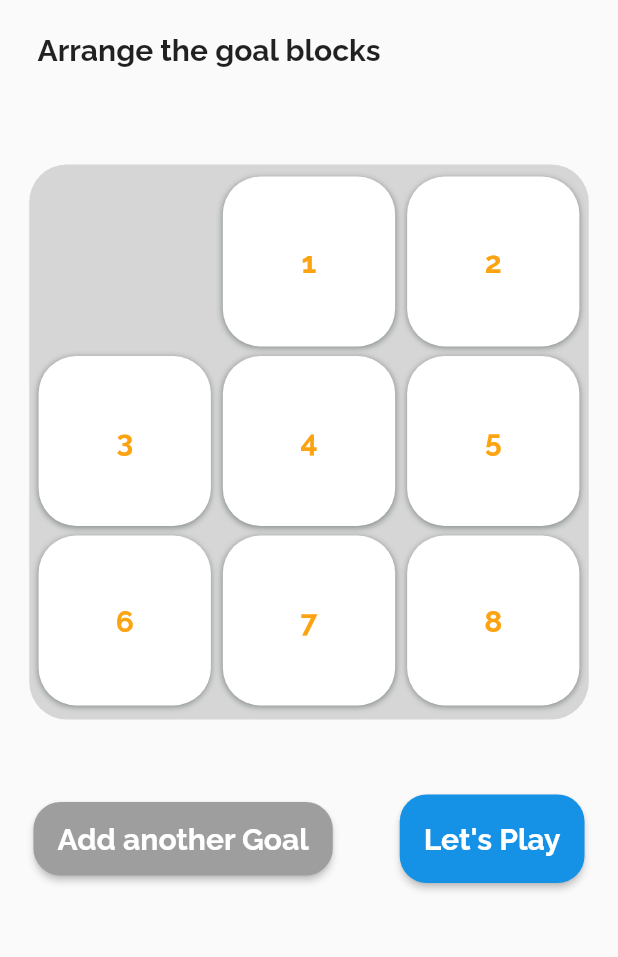
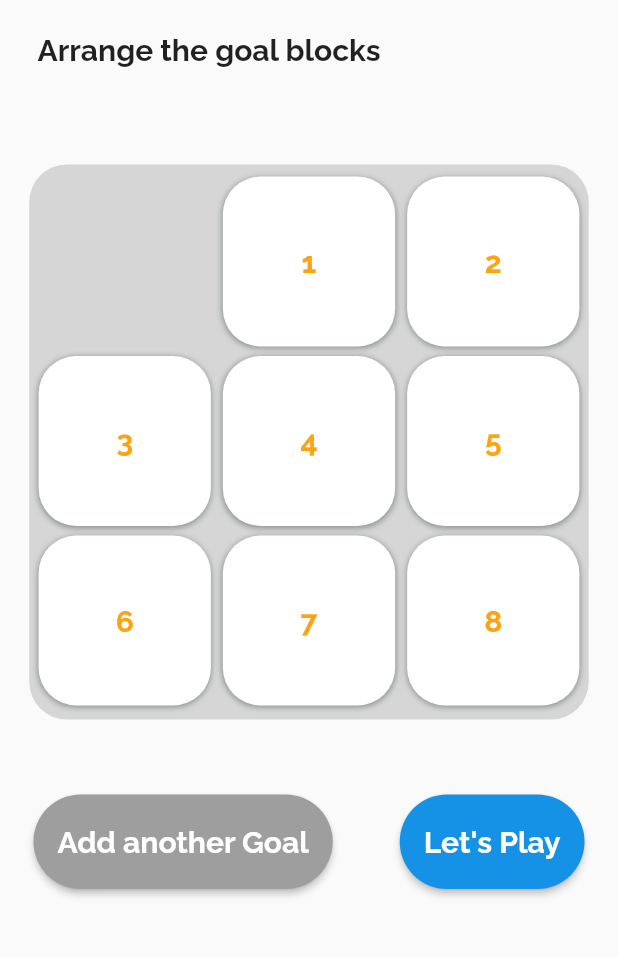
Before and after one commit to YousefAslan/8-Puzzle-AI, a Flutter app: the screen it shows after launch, after a tap on "Arrange goal", on a phone screen of 412 x 824 dp, the part 83-1040 px from its top. Run offline on Flutter 3.47's test engine with Material 2 defaults, Android fonts, the phone set to English and light mode, and no system bars; our stand-ins replace stop_watch_timer, tuple.

Commit message:
fix the buttons size

```diff
--- a/lib/Modules/PuzzleGame.dart
+++ b/lib/Modules/PuzzleGame.dart
@@ -1,10 +1,10 @@
 import 'dart:collection';
 import 'dart:math';
-import 'package:ai_first_project/Modules/modified-heap-priorityQueue.dart';
 import 'package:flutter/cupertino.dart';
 import 'package:flutter/foundation.dart';
 import 'package:tuple/tuple.dart';
 import 'PuzzleBoard.dart';
+import 'modified-heap-priorityQueue.dart';
 
 enum HeuristicType {
   tilesDifferences,
@@ -143,10 +143,10 @@ class PuzzleGame extends ChangeNotifier {
   }
 
   double get progress1 =>
-      (maxDistance - computeHeuristic1(gameBoard)) / maxDistance;
+      (maxDistance - computeHeuristic2(gameBoard)) / maxDistance;
 
   double get progress2 =>
-      (maxDifference - computeHeuristic2(gameBoard)) / maxDifference;
+      (maxDifference - computeHeuristic1(gameBoard)) / maxDifference;
 
   int computeHeuristic3(PuzzleBoard puzzleBoard) {
     //TODO: not implemented yet
--- a/lib/Pages/arrange.dart
+++ b/lib/Pages/arrange.dart
@@ -103,7 +103,7 @@ class _ArrangePageState extends State<ArrangePage> {
             child: RaisedButton(
               color: Colors.grey,
               shape: RoundedRectangleBorder(
-                borderRadius: BorderRadius.circular(18.0),
+                borderRadius: BorderRadius.circular(50),
               ),
               onPressed: () {
                 setState(() {
@@ -111,7 +111,7 @@ class _ArrangePageState extends State<ArrangePage> {
                 });
               },
               child: Padding(
-                padding: EdgeInsets.symmetric(vertical: 13),
+                padding: EdgeInsets.symmetric(vertical: 20),
                 child: Text(
                   "Add another Goal",
                   style: TextStyle(
@@ -126,7 +126,7 @@ class _ArrangePageState extends State<ArrangePage> {
           RaisedButton(
             color: Color.fromRGBO(21, 146, 230, 1),
             shape: RoundedRectangleBorder(
-              borderRadius: BorderRadius.circular(18.0),
+              borderRadius: BorderRadius.circular(50),
             ),
             onPressed: () {
               HashMap<Tuple2<int, int>, int> gameBlocks =
@@ -167,7 +167,7 @@ class _ArrangePageState extends State<ArrangePage> {
               );
             },
             child: Padding(
-              padding: EdgeInsets.symmetric(vertical: 18),
+              padding: EdgeInsets.symmetric(vertical: 20),
               child: Text(
                 "Let's Play",
                 style: TextStyle(
--- a/lib/Pages/mainpanel.dart
+++ b/lib/Pages/mainpanel.dart
@@ -30,7 +30,7 @@ class _MainPanelState extends State<MainPanel> {
         style: TextStyle(
           color: Colors.white,
           fontSize: 35,
-          fontWeight: FontWeight.w600,
+          fontWeight: FontWeight.w900,
         ),
       ),
     );
@@ -40,7 +40,7 @@ class _MainPanelState extends State<MainPanel> {
       softWrap: true,
       style: TextStyle(
           fontSize: 20,
-          height: 1.5,
+          height: 1.2,
           color: Colors.white,
           fontWeight: FontWeight.bold),
     );
@@ -104,7 +104,7 @@ class _MainPanelState extends State<MainPanel> {
     );
 
     Widget heuristicFeild = Container(
-      margin: EdgeInsets.only(top: 27, right: 112),
+      margin: EdgeInsets.only(top: 27, right: 100),
       decoration: BoxDecoration(
         borderRadius: BorderRadius.circular(30),
         color: Color.fromRGBO(41, 41, 41, 1),
@@ -186,11 +186,11 @@ class _MainPanelState extends State<MainPanel> {
     );
 
     Widget playButton = Padding(
-      padding: EdgeInsets.only(top: 65, left: 103),
+      padding: EdgeInsets.only(top: 65, left: 90),
       child: RaisedButton(
         color: Color.fromRGBO(21, 146, 230, 1),
         shape: RoundedRectangleBorder(
-          borderRadius: BorderRadius.circular(18.0),
+          borderRadius: BorderRadius.circular(50),
         ),
         onPressed: () {
           Tuple2<int, int> boardSize = Tuple2<int, int>(size, size);
@@ -207,7 +207,7 @@ class _MainPanelState extends State<MainPanel> {
         child: Padding(
           padding: EdgeInsets.symmetric(
             horizontal: 40,
-            vertical: 18,
+            vertical: 20,
           ),
           child: Text(
             "Arrange goal",
```
Also changed, not shown: lib/Pages/playpage.dart (+20 -13 lines).
